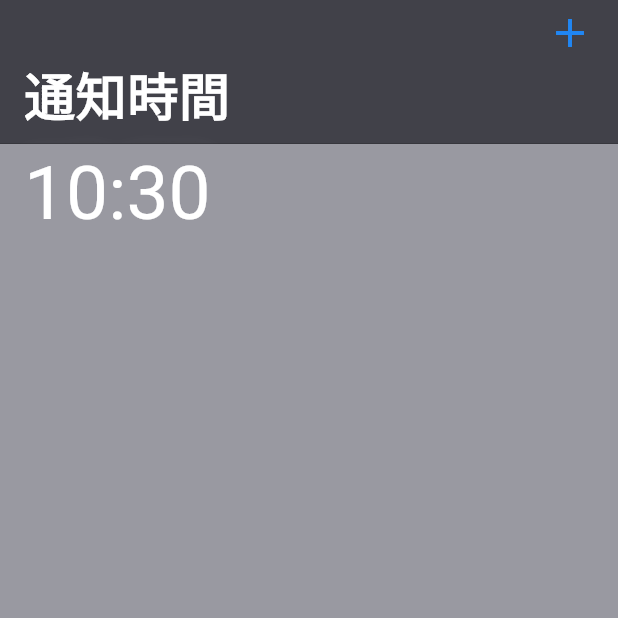
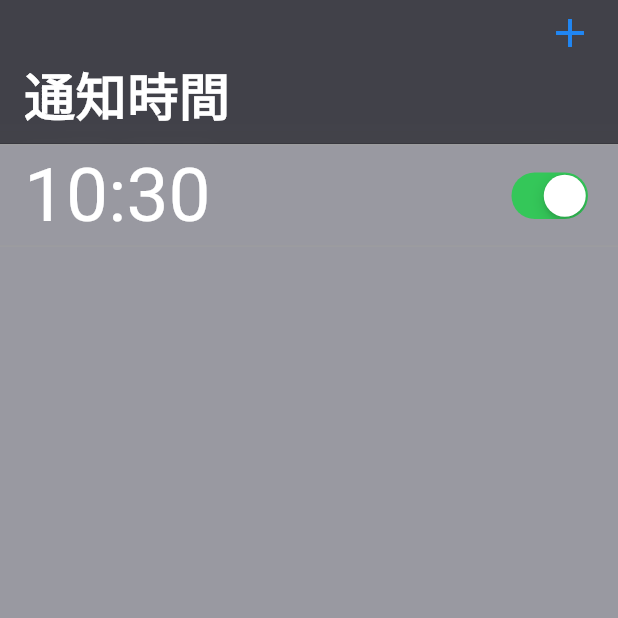
Before and after one commit to hashimo000/famous_quote_app, a Flutter app: the screen it shows after launch, on a phone screen of 412 x 824 dp, the top half of it. Run offline on Flutter 3.47's test engine with Material 2 defaults, Android fonts, the phone set to English and light mode, and no system bars; our stand-ins replace flutter_local_notifications.

Commit message:
境界線のUI

```diff
--- a/lib/pages/home_page.dart
+++ b/lib/pages/home_page.dart
@@ -51,11 +51,18 @@ class _MyHomePageState extends State<MyHomePage> {
                   Alarm alarm =alarmList[index];
                   return Column(
                     children: [
+                      if(index ==0)const Divider(color: Colors.grey,height: 1,),
                       ListTile(
                         title: Text(DateFormat("H:mm").format(alarm.alarmTime),
                         style: const TextStyle(color:Colors.white,fontSize: 50),
                         ),
-                      )
+                        trailing: CupertinoSwitch(
+                          value: true,
+                          onChanged: (newValue){
+
+                          },),
+                      ),
+                      const Divider(color: Colors.grey,height: 0,)
                     ],
                   );
                 },
```
